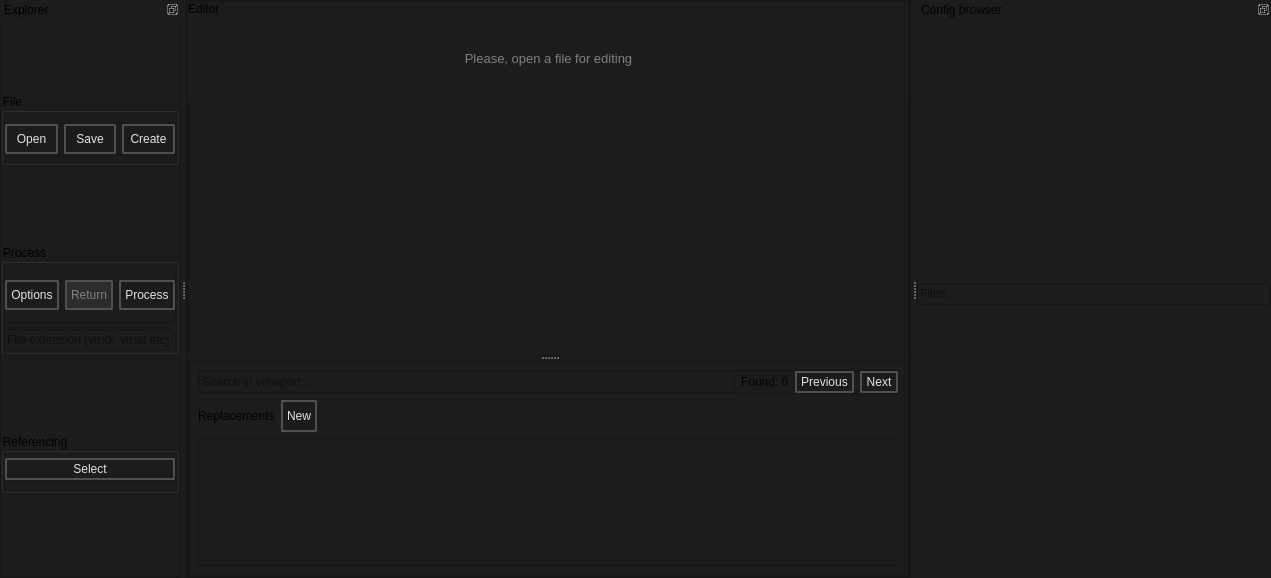
dertwist/Hammer5Tools, file src/editors/assetgroup_maker/main.ui: the form before one commit.
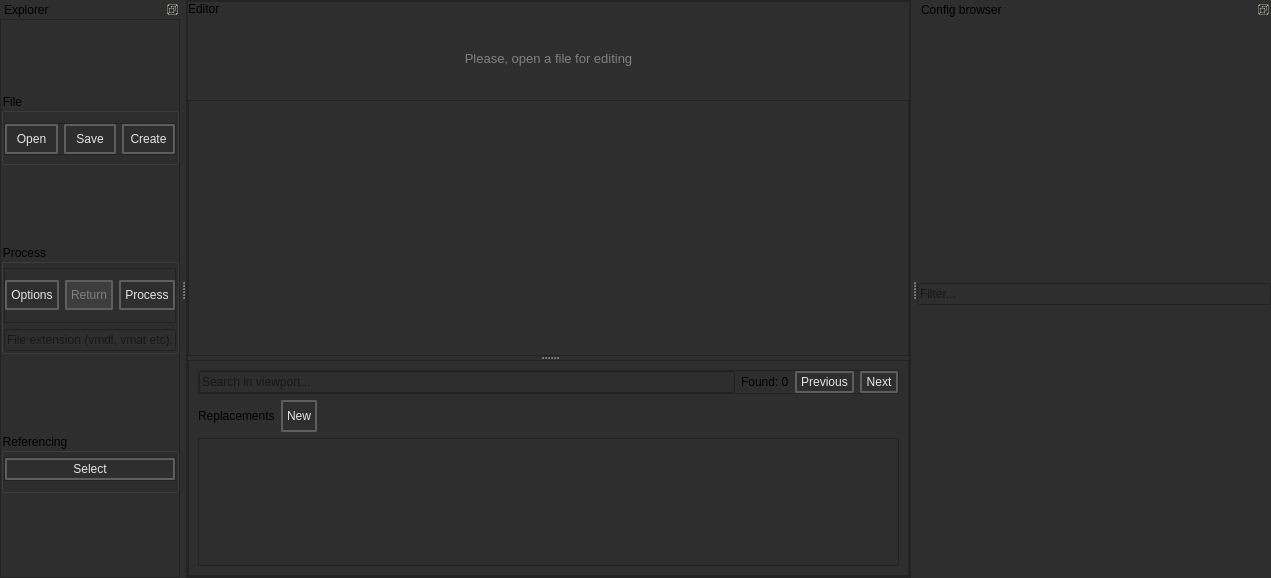
The form after the commit. Icons and pictures are not drawn.

Patch:
```diff
--- a/src/editors/assetgroup_maker/main.ui
+++ b/src/editors/assetgroup_maker/main.ui
@@ -14,7 +14,7 @@
    <string>MainWindow</string>
   </property>
   <property name="styleSheet">
-   <string notr="true">background-color: #1C1C1C;</string>
+   <string notr="true">background-color: #2e2e2e;</string>
   </property>
   <widget class="QWidget" name="centralwidget">
    <layout class="QVBoxLayout" name="verticalLayout_9">
@@ -230,14 +230,14 @@
 
         border: 2px solid black;
         border-radius: 2px;
-        border-color: rgba(80, 80, 80, 255);
+        border-color: rgba(94, 94, 94, 255);
         height:22px;
         padding-top: 2px;
         padding-bottom:2px;
         padding-left: 4px;
         padding-right: 4px;
-        color: #E3E3E3;
-        background-color: #1C1C1C;
+        color: #e5e5e5;
+        background-color: #2e2e2e;
     }
     QPushButton:hover {
         background-color: #414956;
@@ -253,7 +253,7 @@
     }
 QPushButton:disabled {
 color: gray;
- background-color: #2C2C2C;
+ background-color: #3d3d3d;
 }</string>
                       </property>
                       <property name="text">
@@ -287,14 +287,14 @@
 
         border: 2px solid black;
         border-radius: 2px;
-        border-color: rgba(80, 80, 80, 255);
+        border-color: rgba(94, 94, 94, 255);
         height:22px;
         padding-top: 2px;
         padding-bottom:2px;
         padding-left: 4px;
         padding-right: 4px;
-        color: #E3E3E3;
-        background-color: #1C1C1C;
+        color: #e5e5e5;
+        background-color: #2e2e2e;
     }
     QPushButton:hover {
         background-color: #414956;
@@ -310,7 +310,7 @@
     }
 QPushButton:disabled {
 color: gray;
- background-color: #2C2C2C;
+ background-color: #3d3d3d;
 }</string>
                       </property>
                       <property name="text">
@@ -368,14 +368,14 @@
 
         border: 2px solid black;
         border-radius: 2px;
-        border-color: rgba(80, 80, 80, 255);
+        border-color: rgba(94, 94, 94, 255);
         height:22px;
         padding-top: 2px;
         padding-bottom:2px;
         padding-left: 4px;
         padding-right: 4px;
-        color: #E3E3E3;
-        background-color: #1C1C1C;
+        color: #e5e5e5;
+        background-color: #2e2e2e;
     }
     QPushButton:hover {
         background-color: #414956;
@@ -391,7 +391,7 @@
     }
 QPushButton:disabled {
 color: gray;
- background-color: #2C2C2C;
+ background-color: #3d3d3d;
 }</string>
                      </property>
                      <property name="text">
@@ -622,14 +622,14 @@
 
         border: 2px solid black;
         border-radius: 2px;
-        border-color: rgba(80, 80, 80, 255);
+        border-color: rgba(94, 94, 94, 255);
         height:22px;
         padding-top: 2px;
         padding-bottom:2px;
         padding-left: 4px;
         padding-right: 4px;
-        color: #E3E3E3;
-        background-color: #1C1C1C;
+        color: #e5e5e5;
+        background-color: #2e2e2e;
     }
     QPushButton:hover {
         background-color: #414956;
@@ -645,7 +645,7 @@
     }
 QPushButton:disabled {
 color: gray;
- background-color: #2C2C2C;
+ background-color: #3d3d3d;
 }</string>
                 </property>
                 <property name="text">
@@ -682,14 +682,14 @@
 
         border: 2px solid black;
         border-radius: 2px;
-        border-color: rgba(80, 80, 80, 255);
+        border-color: rgba(94, 94, 94, 255);
         height:22px;
         padding-top: 2px;
         padding-bottom:2px;
         padding-left: 4px;
         padding-right: 4px;
-        color: #E3E3E3;
-        background-color: #1C1C1C;
+        color: #e5e5e5;
+        background-color: #2e2e2e;
     }
     QPushButton:hover {
         background-color: #414956;
@@ -705,7 +705,7 @@
     }
 QPushButton:disabled {
 color: gray;
- background-color: #2C2C2C;
+ background-color: #3d3d3d;
 }</string>
                 </property>
                 <property name="text">
@@ -745,14 +745,14 @@
 
         border: 2px solid black;
         border-radius: 2px;
-        border-color: rgba(80, 80, 80, 255);
+        border-color: rgba(94, 94, 94, 255);
         height:22px;
         padding-top: 2px;
         padding-bottom:2px;
         padding-left: 4px;
         padding-right: 4px;
-        color: #E3E3E3;
-        background-color: #1C1C1C;
+        color: #e5e5e5;
+        background-color: #2e2e2e;
     }
     QPushButton:hover {
         background-color: #414956;
@@ -768,7 +768,7 @@
     }
 QPushButton:disabled {
 color: gray;
- background-color: #2C2C2C;
+ background-color: #3d3d3d;
 }</string>
                 </property>
                 <property name="text">
@@ -856,14 +856,14 @@
 
         border: 2px solid black;
         border-radius: 2px;
-        border-color: rgba(80, 80, 80, 255);
+        border-color: rgba(94, 94, 94, 255);
         height:22px;
         padding-top: 2px;
         padding-bottom:2px;
         padding-left: 4px;
         padding-right: 4px;
-        color: #E3E3E3;
-        background-color: #1C1C1C;
+        color: #e5e5e5;
+        background-color: #2e2e2e;
     }
     QPushButton:hover {
         background-color: #414956;
@@ -879,7 +879,7 @@
     }
 QPushButton:disabled {
 color: gray;
- background-color: #2C2C2C;
+ background-color: #3d3d3d;
 }</string>
                 </property>
                 <property name="text">
@@ -919,14 +919,14 @@
 
         border: 2px solid black;
         border-radius: 2px;
-        border-color: rgba(80, 80, 80, 255);
+        border-color: rgba(94, 94, 94, 255);
         height:22px;
         padding-top: 2px;
         padding-bottom:2px;
         padding-left: 4px;
         padding-right: 4px;
-        color: #E3E3E3;
-        background-color: #1C1C1C;
+        color: #e5e5e5;
+        background-color: #2e2e2e;
     }
     QPushButton:hover {
         background-color: #414956;
@@ -942,7 +942,7 @@
     }
 QPushButton:disabled {
 color: gray;
- background-color: #2C2C2C;
+ background-color: #3d3d3d;
 }</string>
                 </property>
                 <property name="text">
@@ -982,14 +982,14 @@
 
         border: 2px solid black;
         border-radius: 2px;
-        border-color: rgba(80, 80, 80, 255);
+        border-color: rgba(94, 94, 94, 255);
         height:22px;
         padding-top: 2px;
         padding-bottom:2px;
         padding-left: 4px;
         padding-right: 4px;
-        color: #E3E3E3;
-        background-color: #1C1C1C;
+        color: #e5e5e5;
+        background-color: #2e2e2e;
     }
     QPushButton:hover {
         background-color: #414956;
@@ -1005,7 +1005,7 @@
     }
 QPushButton:disabled {
 color: gray;
- background-color: #2C2C2C;
+ background-color: #3d3d3d;
 }</string>
                 </property>
                 <property name="text">
@@ -1100,14 +1100,14 @@
 
         border: 2px solid black;
         border-radius: 2px;
-        border-color: rgba(80, 80, 80, 255);
+        border-color: rgba(94, 94, 94, 255);
         height:22px;
         padding-top: 2px;
         padding-bottom:2px;
         padding-left: 4px;
         padding-right: 4px;
-        color: #E3E3E3;
-        background-color: #1C1C1C;
+        color: #e5e5e5;
+        background-color: #2e2e2e;
     }
     QPushButton:hover {
         background-color: #414956;
@@ -1123,7 +1123,7 @@
     }
 QPushButton:disabled {
 color: gray;
- background-color: #2C2C2C;
+ background-color: #3d3d3d;
 }</string>
                 </property>
                 <property name="text">
```
Left out of the diff: 40 changed lines with no effect on the pictures.
